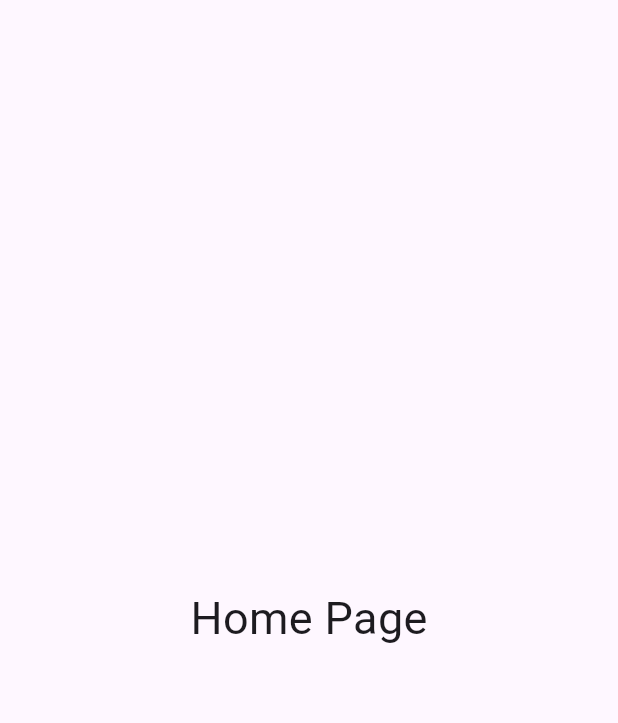
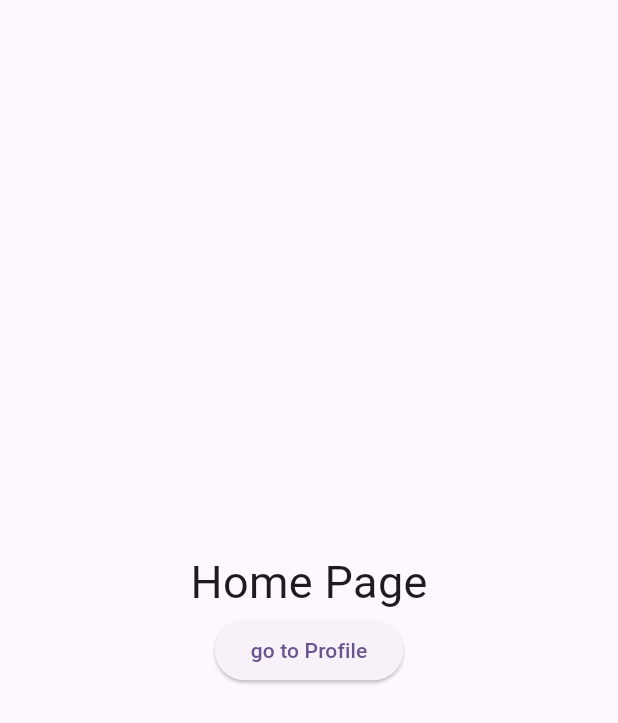
Before and after one commit to Ramesh-Kaushika/Fitness_Planner_App05, a Flutter app: the screen it shows after launch, on a phone screen of 412 x 824 dp. Shown: the top 723 px of the screen. Run offline on Flutter 3.47's test engine with Material 3 defaults, Android fonts, the phone set to English and light mode, and no system bars; our stand-ins replace go_router.

Commit message:
router pending

```diff
--- a/lib/pages/main_page.dart
+++ b/lib/pages/main_page.dart
@@ -1,15 +1,16 @@
 import 'package:flutter/material.dart';
+import 'package:go_router/go_router.dart';
 
 class MainPage extends StatelessWidget {
   const MainPage({super.key});
 
   @override
   Widget build(BuildContext context) {
-    return const Scaffold(
+    return Scaffold(
       body: Column(
         mainAxisAlignment: MainAxisAlignment.center,
         children: [
-          Center(
+          const Center(
             child: Text(
               "Home Page",
               style: TextStyle(
@@ -17,6 +18,11 @@ class MainPage extends StatelessWidget {
               ),
             ),
           ),
+          ElevatedButton(onPressed: () {
+            GoRouter.of(context).go("/profile");
+          },
+          child: const Text("go to Profile"),
+          ),
         ],
       ),
     );
```
Also changed, not shown: lib/pages/profile_page.dart (+18 -7 lines).
